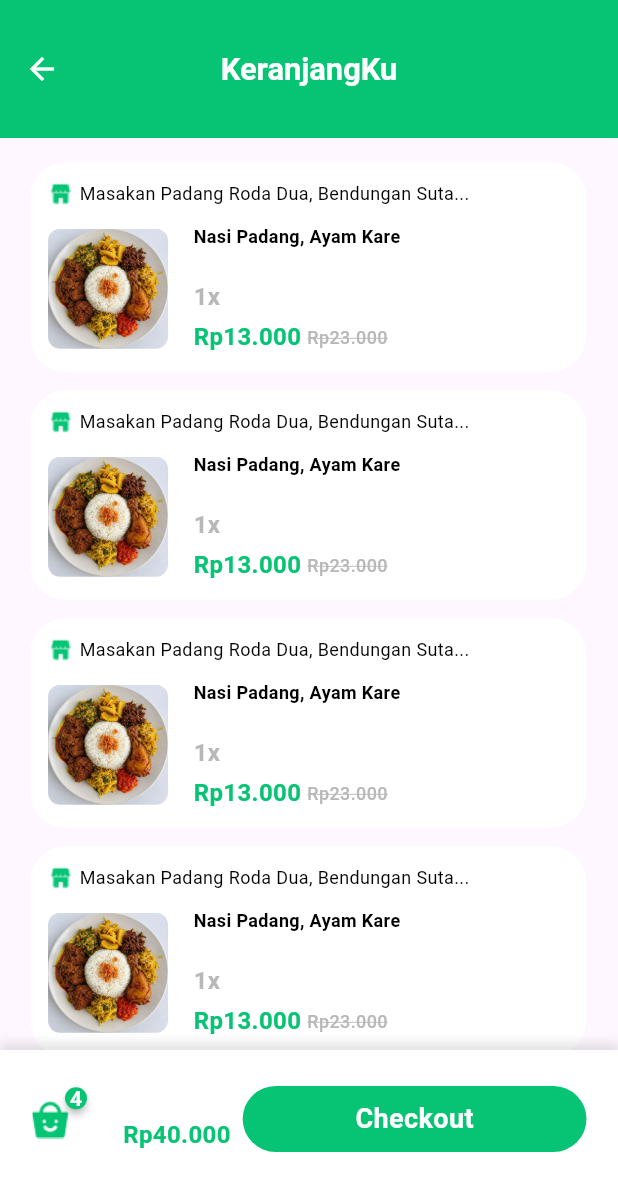
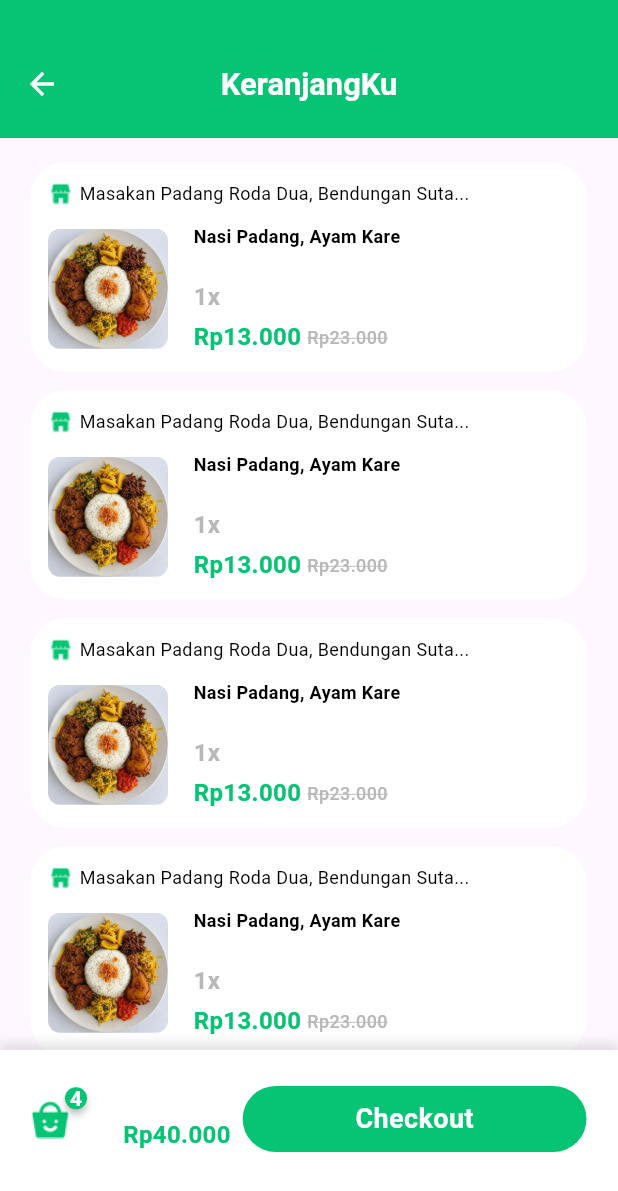
Before and after one commit to Raion-App-Programmer/ZELOW, a Flutter app: the KeranjangKu screen opened directly, on a phone screen of 412 x 824 dp. Shown: the top 1191 px of the screen. Run offline on Flutter 3.47's test engine with Material 3 defaults, Android fonts, the light colour scheme and no system bars; drawn by our look-alikes of badges; our stand-ins replace animated_splash_screen, cloud_firestore, firebase_auth, firebase_core, google_fonts, page_transition; missing offline and left inert: sign_button; accounts and stored records are empty.

Commit message:
commit 2

```diff
--- a/lib/pages/user/home_page_user.dart
+++ b/lib/pages/user/home_page_user.dart
@@ -111,6 +111,7 @@ class _HomePageUserState extends State<HomePageUser> {
                             padding: EdgeInsets.only(right: 16),
                             child: TextButton(
                               onPressed: () {
+
                                 Navigator.push(
                                   context,
                                   MaterialPageRoute(
--- a/lib/pages/user/keranjang_page.dart
+++ b/lib/pages/user/keranjang_page.dart
@@ -20,13 +20,18 @@ class _KeranjangKuState extends State<KeranjangKu> {
         backgroundColor: Color(0xff06C474),
         toolbarHeight: 92,
         elevation: 0,
-        leading: IconButton(
+        leading: Padding(
+    padding: const EdgeInsets.only(top: 20.0),
+        child: IconButton(
           icon: Icon(Icons.arrow_back, color: Colors.white),
           onPressed: () {
             Navigator.pop(context);
           },
         ),
-        title: Text(
+        ),
+        title: Padding(
+    padding: const EdgeInsets.only(top: 20.0),
+        child: Text(
           "KeranjangKu",
           style: TextStyle(
             fontSize: MediaQuery.of(context).size.width * 0.05,
@@ -34,8 +39,10 @@ class _KeranjangKuState extends State<KeranjangKu> {
             color: Colors.white,
           ),
         ),
+        ),
         centerTitle: true,
       ),
+
 
       body: SingleChildScrollView(
         child: Column(
```
